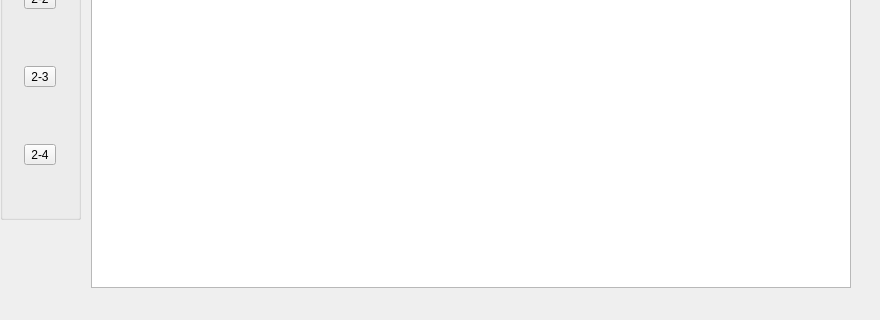
First picture: the form in src/ui/winsWidget.ui, repository winsomexiao/PyDemo, before the edit; both pictures show x 0 to 880 and y 243 to 563 of the 880 by 563 pixel window.
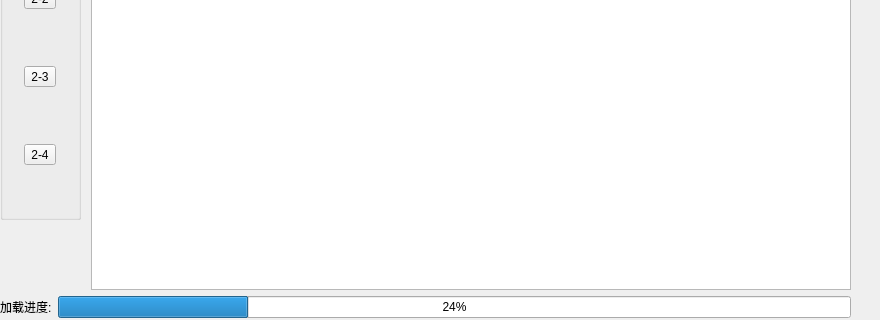
Second picture: the form after the edit.

Diff of the .ui file:
```diff
--- a/src/ui/winsWidget.ui
+++ b/src/ui/winsWidget.ui
@@ -24,7 +24,29 @@
    </property>
    <layout class="QGridLayout" name="mainLayout" rowstretch="2,17,1">
     <item row="2" column="0">
-     <layout class="QHBoxLayout" name="bottomLayout"/>
+     <layout class="QHBoxLayout" name="bottomLayout" stretch="1,1">
+      <item>
+       <layout class="QHBoxLayout" name="leftBottom">
+        <item>
+         <widget class="QLabel" name="progresslable">
+          <property name="text">
+           <string>加载进度:</string>
+          </property>
+         </widget>
+        </item>
+        <item>
+         <widget class="QProgressBar" name="progressBar">
+          <property name="value">
+           <number>24</number>
+          </property>
+         </widget>
+        </item>
+       </layout>
+      </item>
+      <item>
+       <layout class="QHBoxLayout" name="rightBottom"/>
+      </item>
+     </layout>
     </item>
     <item row="1" column="0">
      <layout class="QHBoxLayout" name="centerLayout" stretch="1,9">
```
